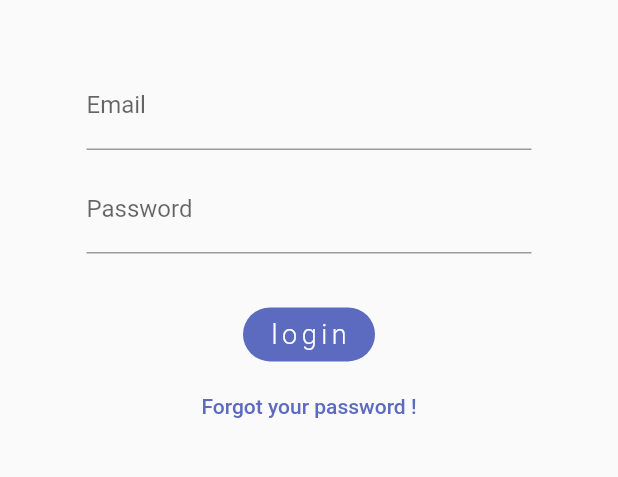
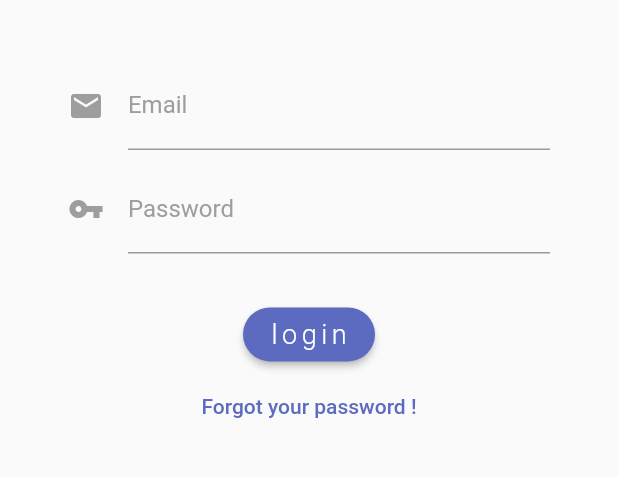
Before and after one commit to kanjiyakeyur/utu-connect, a Flutter app: the screen it shows after launch, on a phone screen of 412 x 824 dp, the part 547-1024 px from its top. Run offline on Flutter 3.47's test engine with Material 2 defaults, Android fonts, the phone set to English and light mode, and no system bars; our stand-ins replace carousel_slider, cloud_firestore, firebase_auth, flutter_staggered_animations, page_transition, webview_flutter; accounts and stored records are empty.

Commit message:
change in login screen appere

```diff
--- a/lib/screens/drawer_screen.dart
+++ b/lib/screens/drawer_screen.dart
@@ -238,7 +238,7 @@ class DrawerScreen extends StatelessWidget {
               ),
             ),
             SizedBox(
-              height: 15,
+              height: 150,
             ),
             RaisedButton.icon(
               padding: EdgeInsets.all(18),
--- a/lib/screens/help_screen.dart
+++ b/lib/screens/help_screen.dart
@@ -43,6 +43,7 @@ class HelpScreen extends StatelessWidget {
                 }
               },
               icon: Icon(Icons.more_vert),
+              offset: Offset(0, 50),
               itemBuilder: (_) => [
                     PopupMenuItem(
                       child: Row(
--- a/lib/screens/home_screen.dart
+++ b/lib/screens/home_screen.dart
@@ -20,9 +20,9 @@ class HomeScreen extends StatelessWidget {
     final Shader linearGradient = LinearGradient(
       colors: <Color>[
         Colors.indigo.shade800,
-        Color.fromARGB(75, 255, 0, 205),
+        Colors.pink.shade300,
       ],
-    ).createShader(Rect.fromLTWH(135.0, 0.0, 150.0, 70.0));
+    ).createShader(Rect.fromLTWH(155.0, 0.0, 150.0, 70.0));
     return Scaffold(
       drawer: DrawerScreen(routeName),
       body: NestedScrollView(
--- a/lib/screens/login_screen.dart
+++ b/lib/screens/login_screen.dart
@@ -21,9 +21,12 @@ class _LoginScreenState extends State<LoginScreen> {
   };
 
   final GlobalKey<FormState> _formKey = GlobalKey();
+  final _emailFocusNode = FocusNode();
   final _passwordFocusNode = FocusNode();
   final _loginFocusNode = FocusNode();
   var _isLoding = false;
+
+  Color color;
 
   @override
   void dispose() {
@@ -130,12 +133,18 @@ class _LoginScreenState extends State<LoginScreen> {
 
   @override
   Widget build(BuildContext context) {
+    _emailFocusNode.addListener(() {
+      setState(() {
+        color = _emailFocusNode.hasFocus ? Colors.pink : Colors.grey;
+      });
+    });
     final dh = MediaQuery.of(context).size.height;
     final dw = MediaQuery.of(context).size.width;
     print('${dh.toString()},${dw.toString()}');
     return Scaffold(
       body: Center(
         child: SingleChildScrollView(
+          physics: BouncingScrollPhysics(),
           child: Column(
             mainAxisAlignment: MainAxisAlignment.center,
             children: <Widget>[
@@ -154,11 +163,30 @@ class _LoginScreenState extends State<LoginScreen> {
                   key: _formKey,
                   child: SingleChildScrollView(
                     child: Container(
-                      width: dw * 0.72,
+                      width: dw * 0.78,
                       child: Column(
                         children: <Widget>[
                           TextFormField(
-                            decoration: InputDecoration(labelText: 'Email'),
+                            style: TextStyle(color: Colors.pink.shade300),
+                            decoration: InputDecoration(
+                              labelText: 'Email',
+                              icon: Icon(
+                                Icons.email,
+                                color: _emailFocusNode.hasFocus
+                                    ? Colors.indigo.shade700
+                                    : Colors.grey,
+                              ),
+                              labelStyle: TextStyle(
+                                color: _emailFocusNode.hasFocus
+                                    ? Colors.indigo
+                                    : Colors.grey,
+                              ),
+                              focusedBorder: UnderlineInputBorder(
+                                borderSide: const BorderSide(
+                                    color: Colors.indigo, width: 2.0),
+                              ),
+                            ),
+                            focusNode: _emailFocusNode,
                             textInputAction: TextInputAction.next,
                             keyboardType: TextInputType.emailAddress,
                             controller: _emailController,
@@ -182,12 +210,30 @@ class _LoginScreenState extends State<LoginScreen> {
                           ),
                           TextFormField(
                             obscureText: true,
+                            style: TextStyle(color: Colors.pink.shade300),
                             focusNode: _passwordFocusNode,
                             onFieldSubmitted: (_) {
                               FocusScope.of(context)
                                   .requestFocus(_loginFocusNode);
                             },
-                            decoration: InputDecoration(labelText: 'Password'),
+                            decoration: InputDecoration(
+                              labelText: 'Password',
+                              icon: Icon(
+                                Icons.vpn_key,
+                                color: _passwordFocusNode.hasFocus
+                                    ? Colors.indigo.shade700
+                                    : Colors.grey,
+                              ),
+                              labelStyle: TextStyle(
+                                color: _passwordFocusNode.hasFocus
+                                    ? Colors.indigo
+                                    : Colors.grey,
+                              ),
+                              focusedBorder: UnderlineInputBorder(
+                                borderSide: const BorderSide(
+                                    color: Colors.indigo, width: 2.0),
+                              ),
+                            ),
                             validator: (value) {
                               if (value.isEmpty) {
                                 return 'Please Enter The EnRoll no.';
@@ -216,7 +262,7 @@ class _LoginScreenState extends State<LoginScreen> {
                                   shape: RoundedRectangleBorder(
                                       borderRadius: BorderRadius.circular(20)),
                                   color: Colors.indigo.shade400,
-                                  elevation: 0,
+                                  elevation: 2,
                                   focusNode: _loginFocusNode,
                                   child: Text(
                                     'login',
--- a/lib/widgets/home_Screen_widgets/image_slider.dart
+++ b/lib/widgets/home_Screen_widgets/image_slider.dart
@@ -29,11 +29,11 @@ class _CarouselWithIndicatorState extends State<CarouselWithIndicatorDemo> {
     OverviewDepartment(
         id: DateTime.now().toString(),
         image: 'assets/images/pharmacy2.jpg',
-        title: 'Phyiyo'),
+        title: 'Physiotherapy'),
     OverviewDepartment(
         id: DateTime.now().toString(),
         image: 'assets/images/cgpit3.jpg',
-        title: 'Gardan'),
+        title: 'Ground'),
     OverviewDepartment(
         id: DateTime.now().toString(),
         image: 'assets/images/pharmacy3.jpg',
```
Also changed, not shown: assets/fonts/Comfortaa-Bold.ttf (added), assets/fonts/Comfortaa-Light.ttf (added), assets/fonts/Comfortaa-Medium.ttf (added), assets/fonts/Comfortaa-Regular.ttf (added), assets/fonts/Comfortaa-SemiBold.ttf (added).
